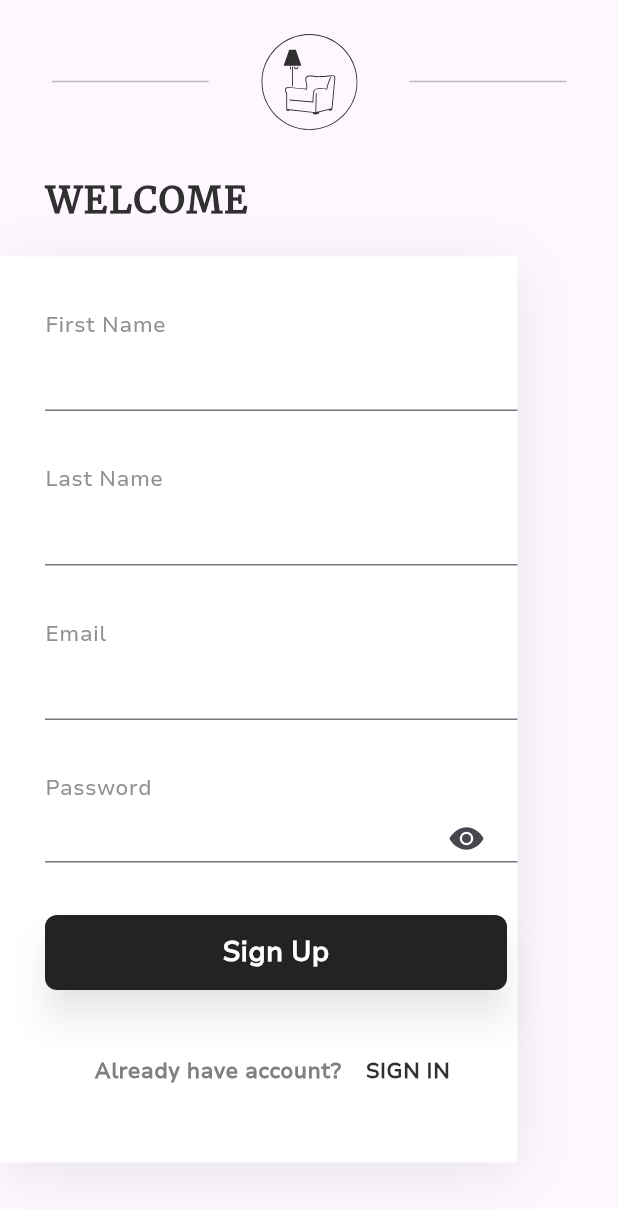
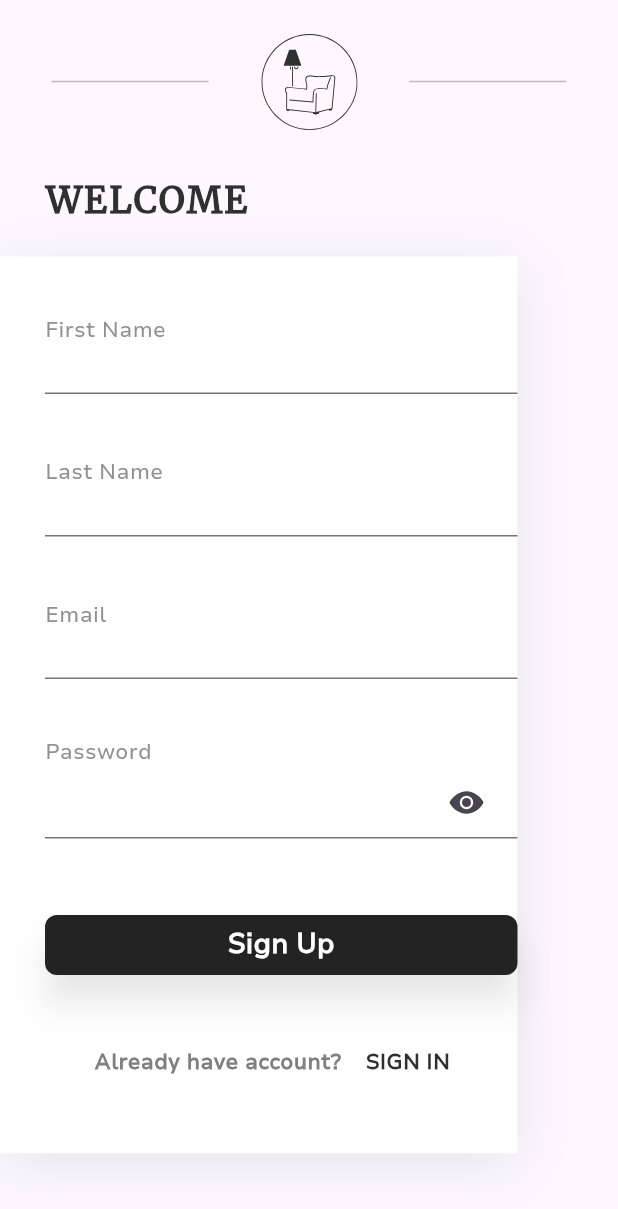
Before and after one commit to Ademie/arina, a Flutter app: the screen it shows after launch, on a phone screen of 412 x 824 dp. Shown: the top 1209 px of the screen. Run offline on Flutter 3.47's test engine with Material 3 defaults, Android fonts, the phone set to English and light mode, and no system bars; our stand-ins replace cached_network_image, cloud_firestore, dropdown_button2, easy_date_timeline, firebase_auth, firebase_core and 10 more; missing offline and left inert: day_night_time_picker, flutter_map_cached_tile_provider, google_places_autocomplete_text_field; accounts and stored records are empty.

Commit message:
modified textform field for sign up

```diff
--- /dev/null
+++ b/lib/screens/onboarding/components/build_form.dart
@@ -0,0 +1,52 @@
+import 'package:flutter/material.dart';
+
+class BuildForm extends StatelessWidget {
+  const BuildForm({
+    super.key,
+    required this.controller,
+    required this.label,
+    required this.validator,
+  });
+
+  final TextEditingController controller;
+  final String label;
+  final String? Function(String?)? validator;
+
+  @override
+  Widget build(BuildContext context) {
+    return Container(
+      constraints: const BoxConstraints(maxHeight: 95, minHeight: 95),
+      child: Column(
+        mainAxisAlignment: MainAxisAlignment.center,
+        crossAxisAlignment: CrossAxisAlignment.start,
+        children: [
+          Flexible(
+            flex: 1,
+            child: Text(
+              label,
+              style: const TextStyle(
+                color: Color(0xFF909090),
+                fontSize: 14,
+                fontFamily: 'Nunito Sans',
+                fontWeight: FontWeight.w400,
+              ),
+            ),
+          ),
+          Flexible(
+            flex: 2,
+            child: TextFormField(
+              controller: controller,
+              decoration: const InputDecoration(
+                helperText: ' ',
+              ),
+              validator: validator,
+            ),
+          ),
+          const SizedBox(
+            height: 15,
+          ),
+        ],
+      ),
+    );
+  }
+}
--- a/lib/screens/onboarding/sign_up.dart
+++ b/lib/screens/onboarding/sign_up.dart
@@ -6,6 +6,7 @@ import 'package:homeradar/constants/constants.dart';
 import 'package:homeradar/models/profile_model.dart';
 
 import 'package:homeradar/providers/auth_provider.dart';
+import 'package:homeradar/screens/onboarding/components/build_form.dart';
 import 'package:homeradar/screens/onboarding/components/forms_header.dart';
 import 'package:homeradar/screens/onboarding/login.dart';
 import 'package:homeradar/widgets/homeradar_button.dart';
@@ -95,17 +96,9 @@ class _SignUpState extends State<SignUp> {
                         child: Column(
                           crossAxisAlignment: CrossAxisAlignment.start,
                           children: [
-                            const Text(
-                              'First Name',
-                              style: TextStyle(
-                                color: Color(0xFF909090),
-                                fontSize: 14,
-                                fontFamily: 'Nunito Sans',
-                                fontWeight: FontWeight.w400,
-                              ),
-                            ),
-                            TextFormField(
+                            BuildForm(
                               controller: _firstName,
+                              label: "First Name",
                               validator: (value) {
                                 if (value == null || value.isEmpty) {
                                   return "Please enter some text";
@@ -115,20 +108,9 @@ class _SignUpState extends State<SignUp> {
                                 return null;
                               },
                             ),
-                            const SizedBox(
-                              height: 35,
-                            ),
-                            const Text(
-                              'Last Name',
-                              style: TextStyle(
-                                color: Color(0xFF909090),
-                                fontSize: 14,
-                                fontFamily: 'Nunito Sans',
-                                fontWeight: FontWeight.w400,
-                              ),
-                            ),
-                            TextFormField(
+                            BuildForm(
                               controller: _lastName,
+                              label: "Last Name",
                               validator: (value) {
                                 if (value == null || value.isEmpty) {
                                   return "Please enter some text";
@@ -138,20 +120,9 @@ class _SignUpState extends State<SignUp> {
                                 return null;
                               },
                             ),
-                            const SizedBox(
-                              height: 35,
-                            ),
-                            const Text(
-                              'Email',
-                              style: TextStyle(
-                                color: Color(0xFF909090),
-                                fontSize: 14,
-                                fontFamily: 'Nunito Sans',
-                                fontWeight: FontWeight.w400,
-                              ),
-                            ),
-                            TextFormField(
+                            BuildForm(
                               controller: _email,
+                              label: "Email",
                               validator: (value) {
                                 bool isEmailValid(String email) {
                                   String emailPattern =
@@ -167,9 +138,7 @@ class _SignUpState extends State<SignUp> {
                                 return null;
                               },
                             ),
-                            const SizedBox(
-                              height: 35,
-                            ),
+
                             // PASSWORD
                             const Text(
                               'Password',
@@ -182,12 +151,12 @@ class _SignUpState extends State<SignUp> {
                             ),
                             SizedBox(
                               width: 500,
-                              height: 40,
+                              height: 60,
                               child: Stack(
                                 children: [
                                   SizedBox(
                                     width: 400,
-                                    height: 40,
+                                    height: 60,
                                     child: TextFormField(
                                       obscureText: _obscurePassword,
                                       controller: _password,
--- a/lib/widgets/homeradar_button.dart
+++ b/lib/widgets/homeradar_button.dart
@@ -27,8 +27,8 @@ class HomeRadarButton extends StatelessWidget {
         elevation: 10,
       ),
       child: SizedBox(
-          width: width ?? 260,
-          height: height ?? 50,
+          // width: width ?? 260,
+          // height: height ?? 50,
           child: Center(
               child: isLoading
                   ? const CircularProgressIndicator(
```
